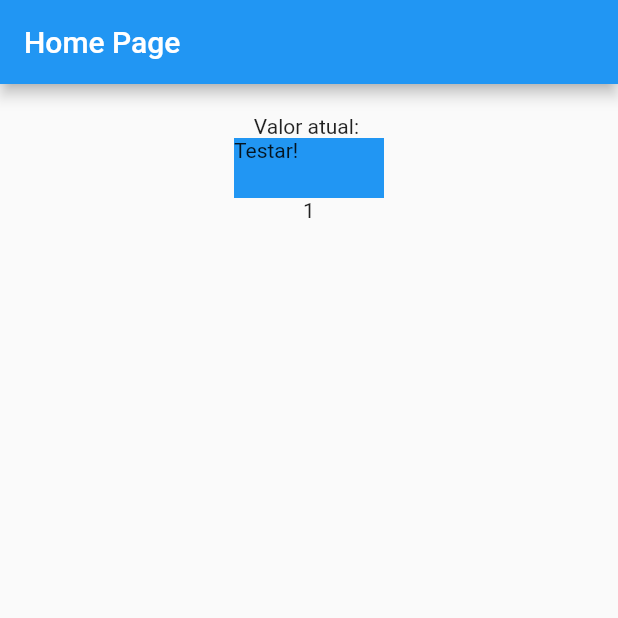
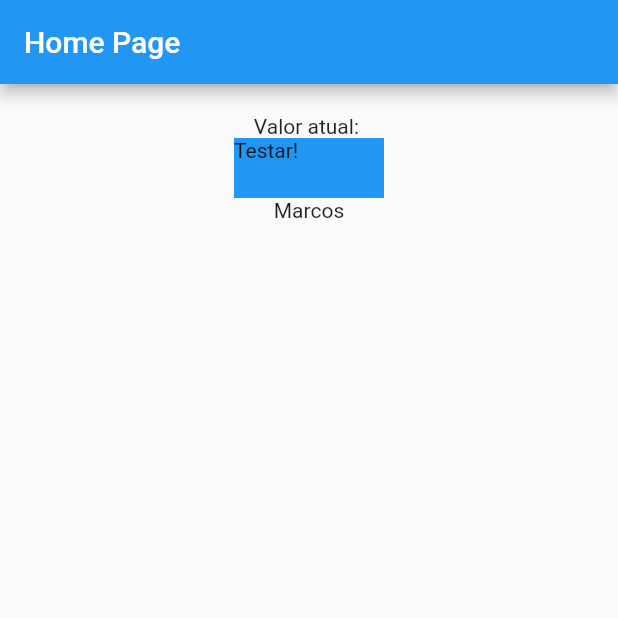
Before and after one commit to Marcoslima016/poc_bloc-provider, a Flutter app: the screen it shows after launch, after a tap on "Testar!", on a phone screen of 412 x 824 dp, the top half of it. Run offline on Flutter 3.47's test engine with Material 2 defaults, Android fonts, the phone set to English and light mode, and no system bars; our stand-ins replace equatable, flutter_bloc, get.

Commit message:
Versão estavel retornando o usuário

```diff
--- a/lib/app.controller.dart
+++ b/lib/app.controller.dart
@@ -3,5 +3,7 @@ import 'lib.imports.dart';
 class AppController {
   //
   // late User loggedUser;
-  User loggedUser;
+  User loggedUser = User(
+    nome: "Marcos",
+  );
 }
--- a/lib/main.dart
+++ b/lib/main.dart
@@ -1,8 +1,9 @@
 import 'package:flutter/material.dart';
-
+import 'package:get/get.dart';
 import 'lib.imports.dart';
 
 void main() {
+  Get.put<AppController>(AppController(), permanent: true);
   runApp(MyApp());
 }
 
--- a/lib/models/lib_models.imports.dart
+++ b/lib/models/lib_models.imports.dart
@@ -1 +1,2 @@
+export 'lib_models.imports.dart';
 export 'user.model.dart';
--- a/lib/models/user.model.dart
+++ b/lib/models/user.model.dart
@@ -1,3 +1,6 @@
 class User {
-  //
+  String nome;
+  User({
+    this.nome,
+  });
 }
--- a/lib/modulos/home/home.view.dart
+++ b/lib/modulos/home/home.view.dart
@@ -1,6 +1,7 @@
 import 'package:flutter/material.dart';
 import 'package:flutter_bloc/flutter_bloc.dart';
 
+import '../../lib.imports.dart';
 import 'home.imports.dart';
 
 class HomeView extends StatelessWidget {
@@ -24,8 +25,8 @@ class HomeView extends StatelessWidget {
 
             //------------------------------- BLOC BUILDER -----------------------------
 
-            BlocBuilder<HomeCubit, int>(
-              builder: (context, int state) {
+            BlocBuilder<HomeCubit, User>(
+              builder: (context, state) {
                 return Column(
                   children: [
                     GestureDetector(
@@ -42,7 +43,7 @@ class HomeView extends StatelessWidget {
                         ),
                       ),
                     ),
-                    Center(child: Text(state.toString())),
+                    Center(child: Text(state.nome.toString())),
                   ],
                 );
               },
--- a/lib/modulos/home/home_cubit.controller.dart
+++ b/lib/modulos/home/home_cubit.controller.dart
@@ -1,13 +1,14 @@
 import 'package:equatable/equatable.dart';
 import 'package:flutter/material.dart';
 import 'package:flutter_bloc/flutter_bloc.dart';
-
+import 'package:get/get.dart';
+import '../../lib.imports.dart';
 import 'home.imports.dart';
 
 // part 'home.state.dart';
 
-class HomeCubit extends Cubit<int> {
-  HomeCubit() : super(0);
+class HomeCubit extends Cubit<User> {
+  HomeCubit() : super(User(nome: ""));
   //
 
   // Future<void> init() async {
@@ -16,6 +17,7 @@ class HomeCubit extends Cubit<int> {
   // }
 
   Future increment() async {
-    emit(state + 1);
+    User userData = Get.find<AppController>().loggedUser;
+    emit(userData);
   }
 }
--- a/pubspec.yaml
+++ b/pubspec.yaml
@@ -25,6 +25,7 @@ dependencies:
     sdk: flutter
   flutter_bloc: ^8.0.1
   equatable: ^2.0.3
+  get: ^3.22.2
 
 
   # The following adds the Cupertino Icons font to your application.
```
Also changed, not shown: pubspec.lock.
